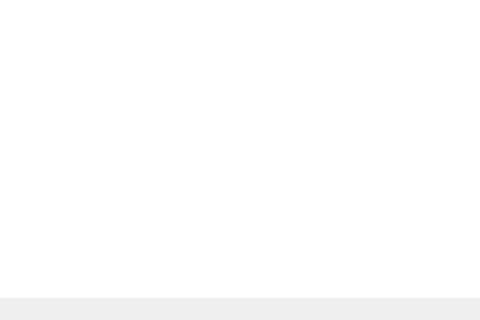
Aric-prog/DSAFinalProjectSem2, file QtTest/mainwindow.ui: the form before one commit; both pictures show x 547 to 1027 and y 400 to 720 of the 1280 by 720 pixel window.
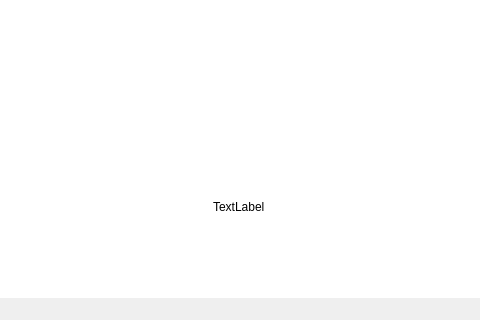
The form after the commit.

What changed in the file:
```diff
--- a/QtTest/mainwindow.ui
+++ b/QtTest/mainwindow.ui
@@ -10,6 +10,18 @@
     <height>720</height>
    </rect>
   </property>
+  <property name="minimumSize">
+   <size>
+    <width>1280</width>
+    <height>720</height>
+   </size>
+  </property>
+  <property name="maximumSize">
+   <size>
+    <width>1280</width>
+    <height>720</height>
+   </size>
+  </property>
   <property name="windowTitle">
    <string>MainWindow</string>
   </property>
@@ -36,6 +48,12 @@
       <height>71</height>
      </rect>
     </property>
+    <property name="sizePolicy">
+     <sizepolicy hsizetype="Fixed" vsizetype="Fixed">
+      <horstretch>0</horstretch>
+      <verstretch>0</verstretch>
+     </sizepolicy>
+    </property>
     <property name="text">
      <string>Connect Nodes with Edges</string>
     </property>
@@ -45,14 +63,72 @@
      <rect>
       <x>0</x>
       <y>0</y>
+      <width>1600</width>
+      <height>900</height>
+     </rect>
+    </property>
+    <property name="sizePolicy">
+     <sizepolicy hsizetype="Expanding" vsizetype="Maximum">
+      <horstretch>0</horstretch>
+      <verstretch>0</verstretch>
+     </sizepolicy>
+    </property>
+    <property name="minimumSize">
+     <size>
       <width>1280</width>
       <height>720</height>
+     </size>
+    </property>
+    <property name="maximumSize">
+     <size>
+      <width>1280</width>
+      <height>720</height>
+     </size>
+    </property>
+    <property name="verticalScrollBarPolicy">
+     <enum>Qt::ScrollBarAlwaysOff</enum>
+    </property>
+    <property name="horizontalScrollBarPolicy">
+     <enum>Qt::ScrollBarAlwaysOff</enum>
+    </property>
+    <property name="sizeAdjustPolicy">
+     <enum>QAbstractScrollArea::AdjustToContents</enum>
+    </property>
+    <property name="sceneRect">
+     <rectf>
+      <x>0.000000000000000</x>
+      <y>0.000000000000000</y>
+      <width>1280.000000000000000</width>
+      <height>720.000000000000000</height>
+     </rectf>
+    </property>
+    <property name="dragMode">
+     <enum>QGraphicsView::NoDrag</enum>
+    </property>
+   </widget>
+   <widget class="QLabel" name="label">
+    <property name="geometry">
+     <rect>
+      <x>760</x>
+      <y>580</y>
+      <width>55</width>
+      <height>16</height>
      </rect>
     </property>
+    <property name="sizePolicy">
+     <sizepolicy hsizetype="Expanding" vsizetype="Expanding">
+      <horstretch>0</horstretch>
+      <verstretch>0</verstretch>
+     </sizepolicy>
+    </property>
+    <property name="text">
+     <string>TextLabel</string>
+    </property>
    </widget>
    <zorder>graphicsView</zorder>
    <zorder>pushButton</zorder>
    <zorder>pushButton_2</zorder>
+   <zorder>label</zorder>
   </widget>
   <widget class="QMenuBar" name="menubar">
    <property name="geometry">
@@ -60,7 +136,7 @@
      <x>0</x>
      <y>0</y>
      <width>1280</width>
-     <height>21</height>
+     <height>26</height>
     </rect>
    </property>
    <widget class="QMenu" name="menuDjikstra_s_Algorithm_Visualisation">
```
